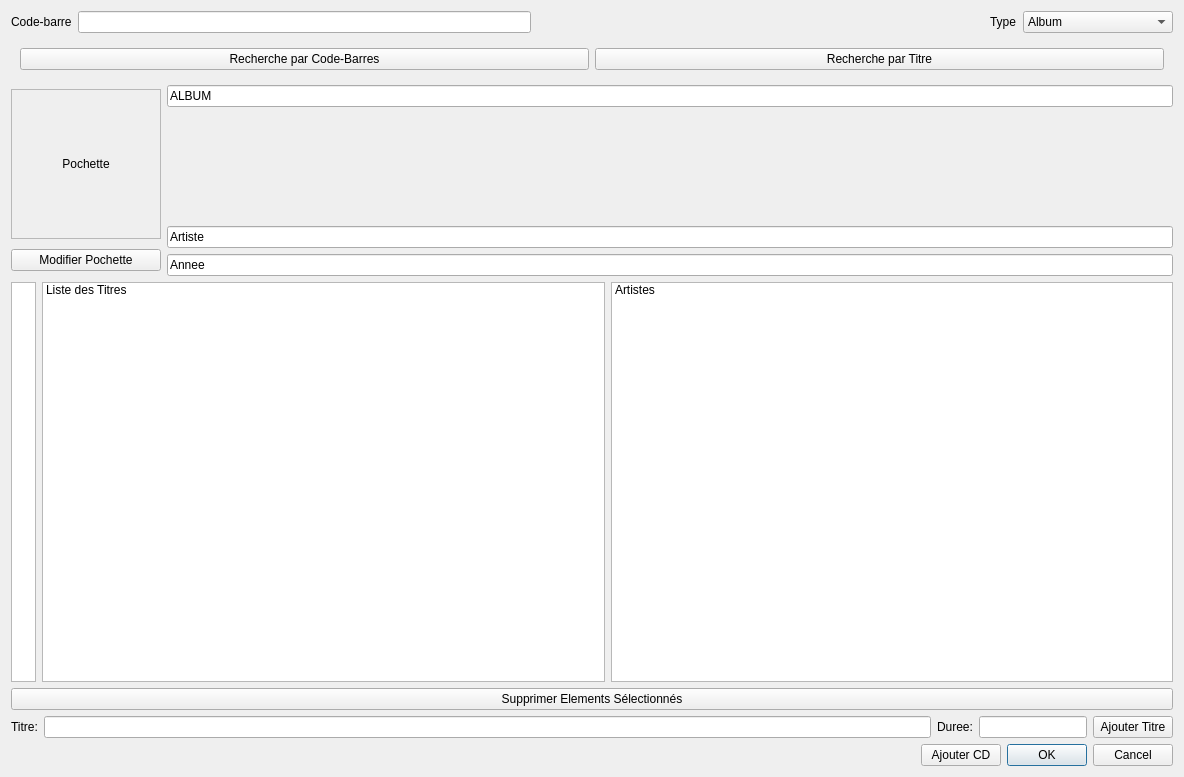
Before: the Qt Designer form dialogueajouterphysique.ui in toopoormaghell/projet-musique, drawn with Qt 5.
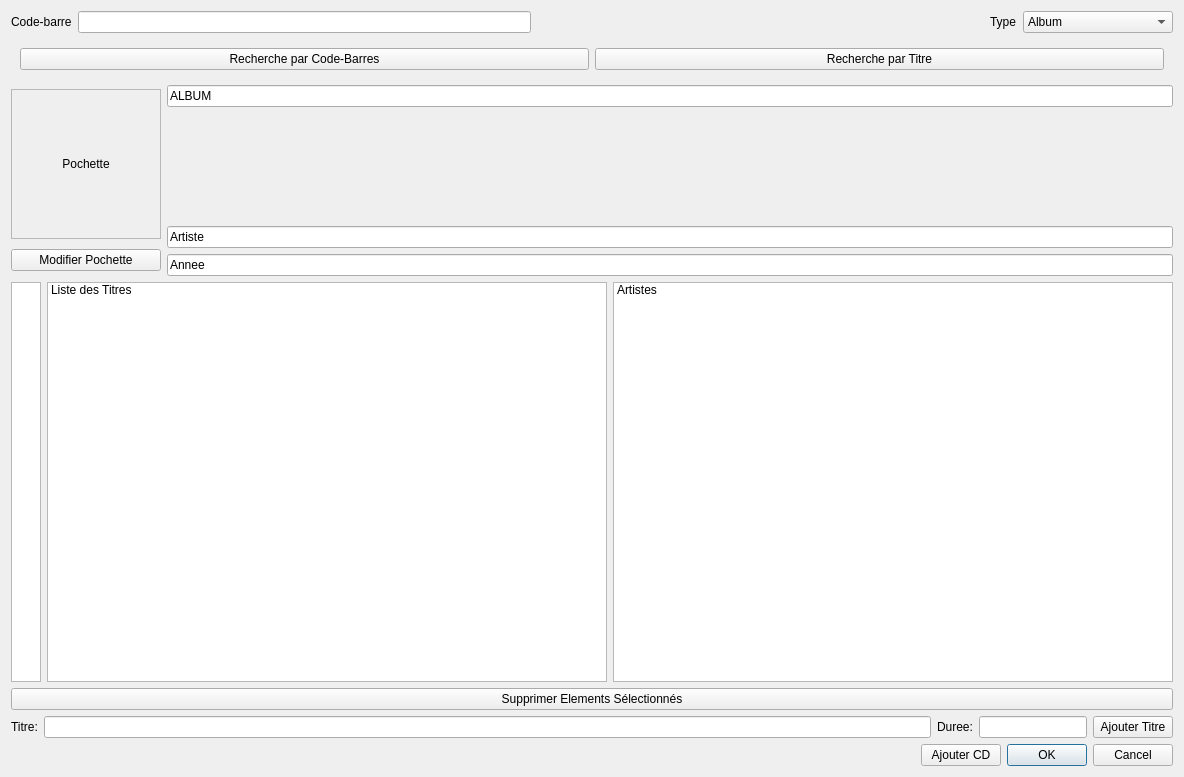
After: the same form once the commit is applied.

Diff of the .ui file:
```diff
--- a/dialogueajouterphysique.ui
+++ b/dialogueajouterphysique.ui
@@ -179,7 +179,7 @@
         <widget class="QListWidget" name="NumeroPiste">
          <property name="maximumSize">
           <size>
-           <width>25</width>
+           <width>30</width>
            <height>16777215</height>
           </size>
          </property>
```
Left out of the diff: 3 changed lines with no effect on the pictures.
